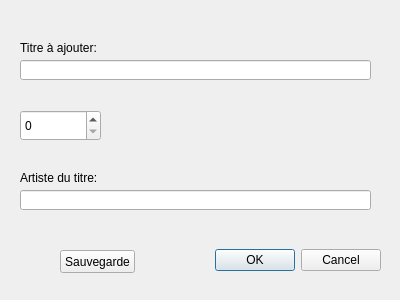
Before: the Qt Designer form projet-musique/core/DialogAjoutTitre.ui in toopoormaghell/projet-musique, drawn with Qt 5.
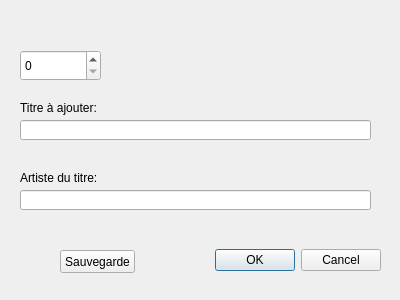
After: the same form once the commit is applied.

Diff of the .ui file:
```diff
--- a/projet-musique/core/DialogAjoutTitre.ui
+++ b/projet-musique/core/DialogAjoutTitre.ui
@@ -36,7 +36,7 @@
    <property name="geometry">
     <rect>
      <x>20</x>
-     <y>60</y>
+     <y>120</y>
      <width>351</width>
      <height>20</height>
     </rect>
@@ -62,7 +62,7 @@
    <property name="geometry">
     <rect>
      <x>20</x>
-     <y>40</y>
+     <y>100</y>
      <width>161</width>
      <height>16</height>
     </rect>
@@ -107,11 +107,14 @@
    <property name="geometry">
     <rect>
      <x>20</x>
-     <y>110</y>
+     <y>50</y>
      <width>81</width>
      <height>31</height>
     </rect>
    </property>
+   <property name="maximum">
+    <number>999</number>
+   </property>
   </widget>
  </widget>
  <tabstops>
```
Left out of the diff: 38 changed lines with no effect on the pictures.
